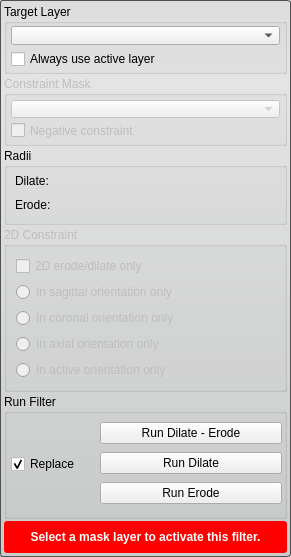
This is Interface/ToolInterface/BinarySmoothDilateErodeFilterInterface.ui in jessdtate/Seg3D as Qt 5 draws it before an edit. The edited form follows.
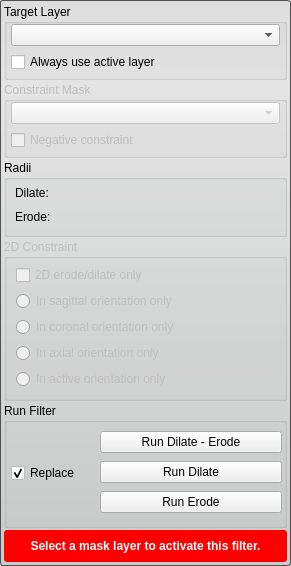
This is the edited form. Custom widgets are drawn as their Qt base class.

Diff of the .ui file:
```diff
--- a/Interface/ToolInterface/BinarySmoothDilateErodeFilterInterface.ui
+++ b/Interface/ToolInterface/BinarySmoothDilateErodeFilterInterface.ui
@@ -7,7 +7,7 @@
     <x>0</x>
     <y>0</y>
     <width>291</width>
-    <height>536</height>
+    <height>564</height>
    </rect>
   </property>
   <property name="sizePolicy">
@@ -38,13 +38,13 @@
      <property name="minimumSize">
       <size>
        <width>0</width>
-       <height>70</height>
+       <height>76</height>
       </size>
      </property>
      <property name="maximumSize">
       <size>
        <width>16777215</width>
-       <height>70</height>
+       <height>76</height>
       </size>
      </property>
      <property name="title">
@@ -55,13 +55,13 @@
      </property>
      <layout class="QVBoxLayout" name="verticalLayout_4">
       <property name="spacing">
-       <number>4</number>
+       <number>6</number>
       </property>
       <property name="leftMargin">
        <number>4</number>
       </property>
       <property name="topMargin">
-       <number>2</number>
+       <number>0</number>
       </property>
       <property name="rightMargin">
        <number>4</number>
@@ -121,13 +121,13 @@
      <property name="minimumSize">
       <size>
        <width>0</width>
-       <height>70</height>
+       <height>76</height>
       </size>
      </property>
      <property name="maximumSize">
       <size>
        <width>16777215</width>
-       <height>70</height>
+       <height>76</height>
       </size>
      </property>
      <property name="title">
@@ -135,9 +135,18 @@
      </property>
      <layout class="QVBoxLayout" name="verticalLayout_7">
       <property name="spacing">
+       <number>6</number>
+      </property>
+      <property name="leftMargin">
        <number>4</number>
       </property>
-      <property name="margin">
+      <property name="topMargin">
+       <number>0</number>
+      </property>
+      <property name="rightMargin">
+       <number>4</number>
+      </property>
+      <property name="bottomMargin">
        <number>4</number>
       </property>
       <item>
@@ -264,6 +273,9 @@
       <string>2D Constraint</string>
      </property>
      <layout class="QVBoxLayout" name="verticalLayout_8">
+      <property name="topMargin">
+       <number>6</number>
+      </property>
       <item>
        <widget class="QCheckBox" name="only2d_">
         <property name="text">
@@ -440,12 +452,6 @@
        <height>32</height>
       </size>
      </property>
-     <property name="maximumSize">
-      <size>
-       <width>16777215</width>
-       <height>32</height>
-      </size>
-     </property>
      <property name="styleSheet">
       <string notr="true">QLabel#message_{
 	color: white;
```
